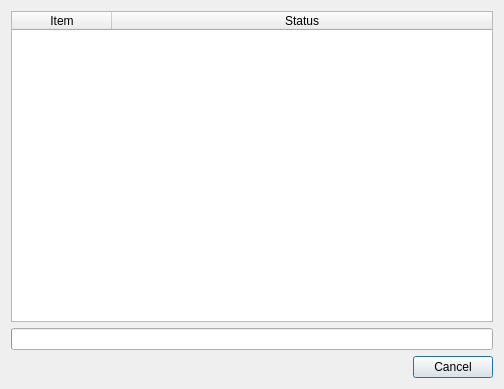
beatreichenbach/node-manager, file nodemanager/ui/process_dialog.ui: the form before one commit.
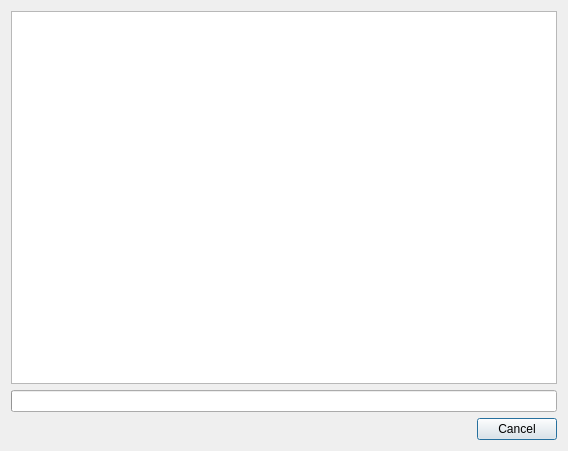
The form after the commit.

The edit to the form file:
```diff
--- a/nodemanager/ui/process_dialog.ui
+++ b/nodemanager/ui/process_dialog.ui
@@ -6,8 +6,8 @@
    <rect>
     <x>0</x>
     <y>0</y>
-    <width>504</width>
-    <height>389</height>
+    <width>568</width>
+    <height>451</height>
    </rect>
   </property>
   <property name="windowTitle">
@@ -15,33 +15,7 @@
   </property>
   <layout class="QVBoxLayout" name="main_lay">
    <item>
-    <widget class="QTableWidget" name="items_table">
-     <property name="selectionMode">
-      <enum>QAbstractItemView::NoSelection</enum>
-     </property>
-     <property name="selectionBehavior">
-      <enum>QAbstractItemView::SelectItems</enum>
-     </property>
-     <attribute name="horizontalHeaderShowSortIndicator" stdset="0">
-      <bool>true</bool>
-     </attribute>
-     <attribute name="horizontalHeaderStretchLastSection">
-      <bool>true</bool>
-     </attribute>
-     <attribute name="verticalHeaderVisible">
-      <bool>false</bool>
-     </attribute>
-     <column>
-      <property name="text">
-       <string>Item</string>
-      </property>
-     </column>
-     <column>
-      <property name="text">
-       <string>Status</string>
-      </property>
-     </column>
-    </widget>
+    <widget class="QTableView" name="process_view"/>
    </item>
    <item>
     <widget class="QProgressBar" name="main_prgbar">
@@ -54,6 +28,8 @@
     </widget>
    </item>
    <item>
+    <layout class="QHBoxLayout" name="footer_lay">
+     <item>
     <widget class="QDialogButtonBox" name="button_box">
      <property name="orientation">
       <enum>Qt::Horizontal</enum>
@@ -62,6 +38,8 @@
       <set>QDialogButtonBox::Cancel</set>
      </property>
     </widget>
+     </item>
+    </layout>
    </item>
   </layout>
  </widget>
```
Lines whose indentation alone changed are shown as unchanged.
